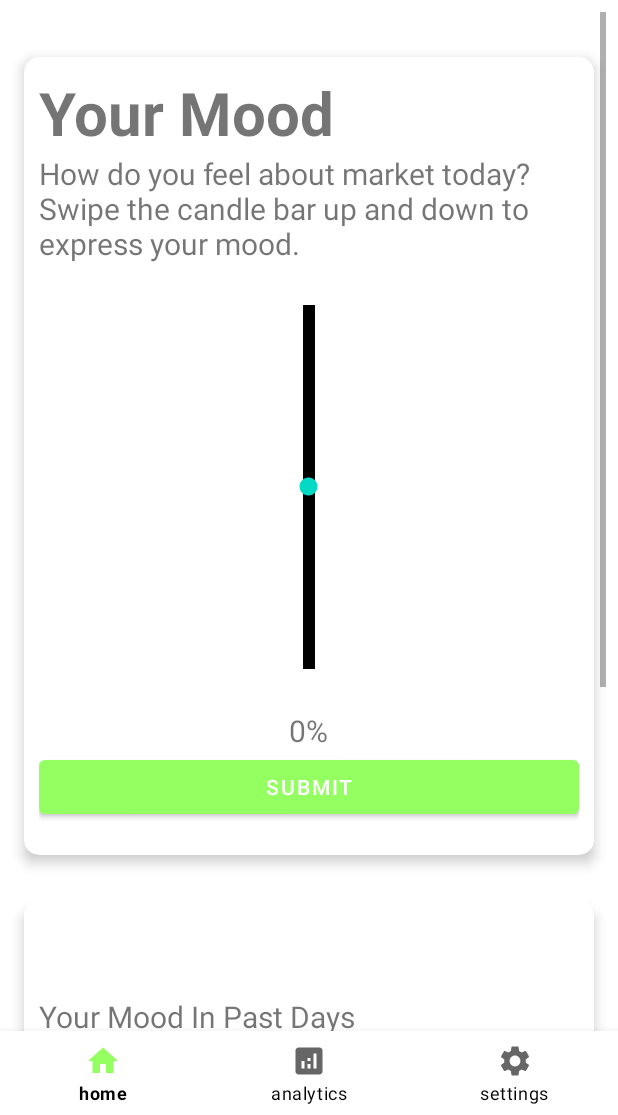
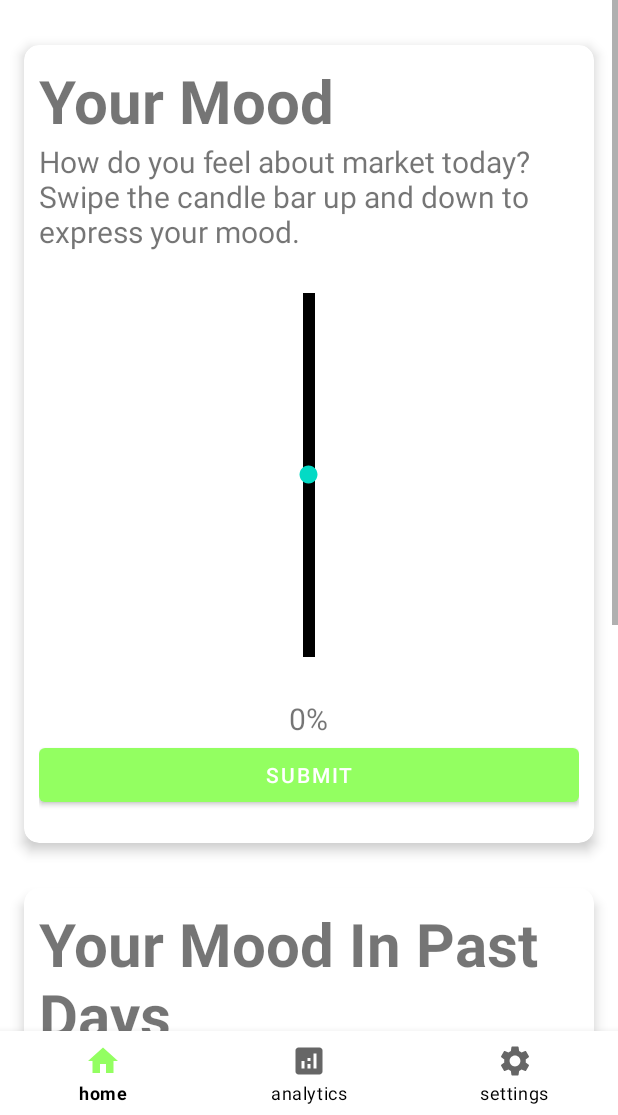
Before and after one commit to ailyn00/MoodIndex, an Android app: the screen it shows after launch once a user with an empty profile is signed in (PersonalTracker), after a tap on "PERSONAL TRACKER", on a phone screen of 412 x 824 dp, the part 121-1236 px from its top. Run offline under Robolectric (Android 15) with nearby library versions, the phone set to English and light mode, and no system bars; our stand-ins replace Firebase (no records; nobody signed in at launch, a user with empty details on screens opened directly).

Commit message:
Fix percentage text on Your Average Past Days Mood, All Percentage Text in HomePage.java, and enchange the layout with new navbar and header.

```diff
--- a/app/src/main/java/com/example/mycanvas/HomePage.java
+++ b/app/src/main/java/com/example/mycanvas/HomePage.java
@@ -71,11 +71,6 @@
                     case  R.id.homePage:
 
                         return true;
-
-
-
-
-
                     case R.id.analytics:
                         startActivity(new Intent(getApplicationContext(),analytics.class));
                         overridePendingTransition(0,0);
@@ -170,12 +165,13 @@
             public void onSuccess(Object response) {
                 avgUserMood = (int) response;
                 avgMoodSeekBar.setProgress(avgUserMood);
+                avgUserMood -= 100;
                 if(avgUserMood <= 0 && avgUserMood >= -100){
                     descAvgTxt.setText("The market feels negative today.");
-                    avgPctgTxt.setText("-" + String.valueOf(avgUserMood-100) + "%");// In this line to change the average mood in the percentage text.
+                    avgPctgTxt.setText(String.valueOf(avgUserMood) + "%");// In this line to change the average mood in the percentage text.
                 } else {
                     descAvgTxt.setText("The market feels positive today.");
-                    avgPctgTxt.setText("+" + String.valueOf(avgUserMood-100) + "%");// In this line to change the average mood in the percentage text.
+                    avgPctgTxt.setText("+" + String.valueOf(avgUserMood) + "%");// In this line to change the average mood in the percentage text.
                 }
             }
         });
@@ -191,12 +187,13 @@
             public void onSuccess(Object response) {
                 avgUserMoodBefore = (int) response;
                 avgMoodSeekBarBefore.setProgress(avgUserMoodBefore);
+                avgUserMoodBefore -= 100;
                 if(avgUserMoodBefore <= 0 && avgUserMoodBefore >= -100){
                     descAvgBeforeTxt.setText("The market feels negative.");
-                    avgPctgBeforeTxt.setText("-" + String.valueOf(avgUserMoodBefore-100) + "%");// In this line to change the average mood in the percentage text.
+                    avgPctgBeforeTxt.setText(String.valueOf(avgUserMoodBefore) + "%");// In this line to change the average mood in the percentage text.
                 } else {
                     descAvgBeforeTxt.setText("The market feels positive.");
-                    avgPctgBeforeTxt.setText("+" + String.valueOf(avgUserMoodBefore-100) + "%");// In this line to change the average mood in the percentage text.
+                    avgPctgBeforeTxt.setText("+" + String.valueOf(avgUserMoodBefore) + "%");// In this line to change the average mood in the percentage text.
                 }
             }
         });
--- a/app/src/main/java/com/example/mycanvas/PersonalTracker.java
+++ b/app/src/main/java/com/example/mycanvas/PersonalTracker.java
@@ -195,12 +195,13 @@
             public void onSuccess(Object response) {
                 usrAvgMoodVal = (int) response;
                 moodBarBefore.setProgress(usrAvgMoodVal);
+                usrAvgMoodVal -= 100;
                 if(usrAvgMoodVal <= 0 && usrAvgMoodVal >= -100){
-                    descMoodBeforeTxt.setText("The market feels negative.");
-                    pctgBeforeTxt.setText("-" + String.valueOf(usrAvgMoodVal-100) + "%");// In this line to change the average mood in the percentage text.
+                    descMoodBeforeTxt.setText("You feels negative in the past few days.");
+                    pctgBeforeTxt.setText(String.valueOf(usrAvgMoodVal) + "%");// In this line to change the average mood in the percentage text.
                 } else {
-                    descMoodBeforeTxt.setText("The market feels positive.");
-                    pctgBeforeTxt.setText("+" + String.valueOf(usrAvgMoodVal-100) + "%");// In this line to change the average mood in the percentage text.
+                    descMoodBeforeTxt.setText("You feels feels positive in the past few days.");
+                    pctgBeforeTxt.setText("+" + String.valueOf(usrAvgMoodVal) + "%");// In this line to change the average mood in the percentage text.
                 }
             }
         });
--- a/app/src/main/res/layout/activity_personal_tracker.xml
+++ b/app/src/main/res/layout/activity_personal_tracker.xml
@@ -18,19 +18,13 @@
         android:paddingBottom="20dp"
         android:text="@string/app_name"
         android:textSize="30sp" />
+
     <com.example.mycanvas.LockableScrollView
-        android:layout_below="@+id/header"
         android:id="@+id/lockableScrollPersonal"
         android:layout_width="match_parent"
-        android:layout_height="match_parent"
-        android:layout_marginStart="8dp"
-        android:layout_marginTop="8dp"
-        android:layout_marginEnd="8dp"
-        android:layout_marginBottom="24dp"
-        app:layout_constraintBottom_toBottomOf="parent"
-        app:layout_constraintEnd_toEndOf="parent"
-        app:layout_constraintStart_toStartOf="parent"
-        app:layout_constraintTop_toTopOf="parent">
+        android:layout_height="604dp"
+        android:layout_above="@+id/bottomViewNavigation"
+        android:layout_below="@id/header">
 
         <LinearLayout
 
@@ -87,7 +81,7 @@
                         android:layout_gravity="center_horizontal"
                         android:text="@string/mood_pctg"
                         android:textAlignment="center"
-                        android:textSize="20sp"/>
+                        android:textSize="20sp" />
 
                     <Button
                         android:id="@+id/moodSbmtBtn"
@@ -105,6 +99,7 @@
                 android:layout_height="532dp"
                 android:layout_gravity="center_horizontal"
                 android:layout_marginTop="30dp"
+                android:layout_marginBottom="10dp"
                 app:cardCornerRadius="10dp"
                 app:cardElevation="5dp">
 
@@ -118,7 +113,7 @@
                         android:id="@+id/moodBarTitleBefore"
                         android:layout_width="wrap_content"
                         android:layout_height="wrap_content"
-                        android:text=""
+                        android:text="@string/Your_PastMoods"
                         android:textSize="40sp"
                         android:textStyle="bold" />
 
```
Also changed, not shown: app/src/main/res/layout/activity_home_page.xml (+11 -15 lines).
